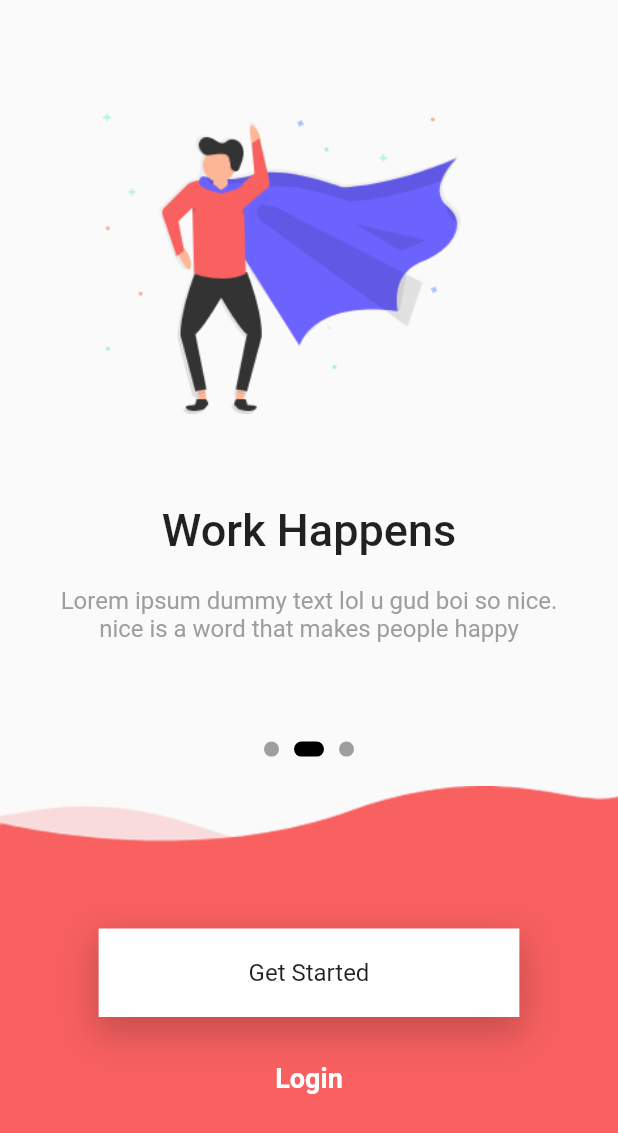
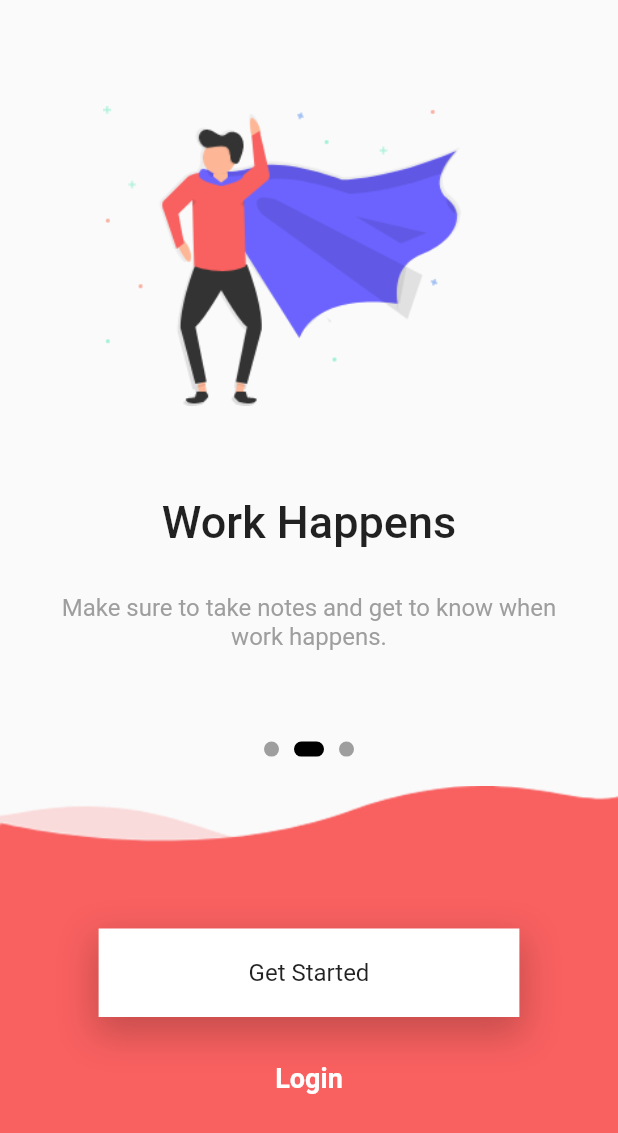
Before and after one commit to nickysantano/youplanner, a Flutter app: the screen it shows after launch, swiped to page 2, on a phone screen of 412 x 824 dp. Shown: the top 1133 px of the screen. Run offline on Flutter 3.47's test engine with Material 2 defaults, Android fonts, the phone set to English and light mode, and no system bars; our stand-ins replace cloud_firestore, email_validator, equatable, firebase_auth, firebase_core, firebase_messaging and 7 more; missing offline and left inert: firebase_helpers; accounts and stored records are empty; Roboto replaces fonts that are missing (avenir).

Commit message:
onboard dunzo

```diff
--- a/lib/models/users.dart
+++ b/lib/models/users.dart
@@ -5,6 +5,8 @@ class Users extends Equatable{
   final String name;
   final String email;
   final String password;
+  final String imagePath;
+  final String description;
   final String createdAt;
   final String updatedAt;
 
@@ -13,6 +15,8 @@ class Users extends Equatable{
     this.name,
     this.email,
     this.password,
+    this.imagePath,
+    this.description,
     this.createdAt,
     this.updatedAt,
   );
@@ -23,6 +27,8 @@ class Users extends Equatable{
     name,
     email,
     password,
+    imagePath,
+    description,
     createdAt,
     updatedAt
   ];
--- a/lib/services/activity_services.dart
+++ b/lib/services/activity_services.dart
@@ -13,7 +13,7 @@ class ActivityServices{
       msg: msg,
       toastLength: Toast.LENGTH_SHORT,
       gravity: ToastGravity.BOTTOM,
-      backgroundColor: Colors.amberAccent,
+      backgroundColor: Color(0xFFf96060),
       textColor: Colors.white,
       fontSize: 14,
     );
@@ -25,7 +25,7 @@ class ActivityServices{
       width: double.infinity,
       height: double.infinity,
       color: Colors.white,
-      child: SpinKitFadingCircle(
+      child: SpinKitSpinningCircle(
         size: 50,
         color: Color(0xFFf96060),
       ),
--- a/lib/services/auth_services.dart
+++ b/lib/services/auth_services.dart
@@ -6,7 +6,7 @@
       FirebaseFirestore.instance.collection("users");
   static DocumentReference userDoc;
 
-  static Future<String> signUp(Users users) async {
+  static Future<String> signUp(Users users, PickedFile imgFile) async {
     await Firebase.initializeApp();
     String dateNow = ActivityServices.dateNow();
     String uid = "";
@@ -24,6 +24,8 @@
       'name': users.name,
       'email': users.email,
       'password': users.password,
+      'imagePath': users.imagePath,
+      'description':users.description,
       'token': token,
       'isOn': '0',
       'createdAt': dateNow,
--- a/lib/services/services.dart
+++ b/lib/services/services.dart
@@ -5,6 +5,7 @@ import 'package:firebase_messaging/firebase_messaging.dart';
 import 'package:flutter/material.dart';
 import 'package:flutter_spinkit/flutter_spinkit.dart';
 import 'package:fluttertoast/fluttertoast.dart';
+import 'package:image_picker/image_picker.dart';
 import 'package:intl/intl.dart';
 import 'package:youplanner/models/models.dart';
 
--- a/lib/ui/pages/onboarding.dart
+++ b/lib/ui/pages/onboarding.dart
@@ -41,9 +41,9 @@ class _OnboardingState extends State<Onboarding> with TickerProviderStateMixin{
                 child: PageView(
                   controller: _pageController,
                   children: [
-                    onBoardPage("onboard1", "Welcome to YouPlanner"),
-                    onBoardPage("onboard2", "Work Happens"),
-                    onBoardPage("onboard3", "Task and Assign your video plans"),
+                    onBoardPage("onboard1", "Welcome to YouPlanner", "Whats going to happen tomorrow?"),
+                    onBoardPage("onboard2", "Work Happens", "Make sure to take notes and get to know when work happens."),
+                    onBoardPage("onboard3", "Assign your video plans", "Task and assign your video ideas for a better workflow."),
                   ],
                   onPageChanged: (value)=>{setCurrentPage(value)},
                 ),
@@ -129,7 +129,7 @@ class _OnboardingState extends State<Onboarding> with TickerProviderStateMixin{
       ),
     );
   }
-  Column onBoardPage(String img, String title){
+  Column onBoardPage(String img, String title, String desc){
     return Column(
       mainAxisAlignment: MainAxisAlignment.center,
       children: [
@@ -162,16 +162,32 @@ class _OnboardingState extends State<Onboarding> with TickerProviderStateMixin{
           )
         ),
 
+        SizedBox(
+          height: 10,
+        ),
+
         Container(
           padding: EdgeInsets.symmetric(vertical: 10, horizontal: 40),
           child: Text(
-            'Lorem ipsum dummy text lol u gud boi so nice. nice is a word that makes people happy',
+            desc,
             style: TextStyle(
               fontSize: 16,
               color: Colors.grey
-            ),textAlign: TextAlign.center,
-          ),
-        )
+            ),
+            textAlign: TextAlign.center,
+          )
+        ),
+
+        // Container(
+        //   padding: EdgeInsets.symmetric(vertical: 10, horizontal: 40),
+        //   child: Text(
+        //     'Lorem ipsum dummy text lol u gud boi so nice. nice is a word that makes people happy',
+        //     style: TextStyle(
+        //       fontSize: 16,
+        //       color: Colors.grey
+        //     ),textAlign: TextAlign.center,
+        //   ),
+        // )
 
       ],
     );
--- a/lib/ui/pages/pages.dart
+++ b/lib/ui/pages/pages.dart
@@ -12,6 +12,7 @@ import 'package:flutter/cupertino.dart';
 import 'package:flutter/material.dart';
 import 'package:flutter_form_builder/flutter_form_builder.dart';
 import 'package:fluttertoast/fluttertoast.dart';
+import 'package:image_picker/image_picker.dart';
 import 'package:intl/intl.dart';
 import 'package:page_transition/page_transition.dart';
 import 'package:table_calendar/table_calendar.dart';
@@ -28,6 +29,7 @@ import 'dart:math' as math;
 import 'package:youplanner/ui/pages/stopwatch/classes/dependencies.dart';
 import 'package:youplanner/ui/pages/stopwatch/screen/main_screen_landscape.dart';
 import 'package:youplanner/ui/pages/stopwatch/screen/main_screen_portrait.dart';
+import 'package:youplanner/ui/widgets/widgets.dart';
 
 
 part 'login.dart';
--- a/lib/ui/pages/register.dart
+++ b/lib/ui/pages/register.dart
@@ -13,6 +13,7 @@ class _RegisterState extends State<Register> {
   final ctrlPass = TextEditingController();
   bool isVisible = true;
   bool isLoading = false;
+  PickedFile imageFile;
 
   @override
   Widget build(BuildContext context) {
@@ -140,8 +141,8 @@ class _RegisterState extends State<Register> {
                                     isLoading = true;
                                   });
                                   Users users = new Users("", ctrlName.text,
-                                      ctrlEmail.text, ctrlPass.text, "", "");
-                                  await AuthServices.signUp(users)
+                                      ctrlEmail.text, ctrlPass.text, "", "no description.", "", "");
+                                  await AuthServices.signUp(users, imageFile)
                                       .then((value) {
                                     if (value == "success") {
                                       setState(() {
--- a/lib/ui/pages/stopwatch/screen/main_screen_landscape.dart
+++ b/lib/ui/pages/stopwatch/screen/main_screen_landscape.dart
@@ -89,7 +89,7 @@ class MainScreenLandscapeState extends State<MainScreenLandscape> {
                                       widget.dependencies.savedTimeList
                                           .elementAt(index)),
                                   style: TextStyle(
-                                    fontSize: 20.0,
+                                    fontSize: 10.0,
                                   ),
                                 )),
                           );
--- a/lib/ui/widgets/widgets.dart
+++ b/lib/ui/widgets/widgets.dart
@@ -4,3 +4,4 @@ import 'package:youplanner/ui/pages/stopwatch/classes/current_time.dart';
 import 'package:youplanner/ui/pages/stopwatch/classes/dependencies.dart';
 
 part 'timer_clock.dart';
+part 'profile_widget.dart';
--- a/pubspec.yaml
+++ b/pubspec.yaml
@@ -30,6 +30,7 @@ dependencies:
   firebase_auth: ^1.1.3
   firebase_core: ^1.0.3
   firebase_helpers: ^0.3.1
+  firebase_image: ^1.0.1
   firebase_messaging: ^9.1.2
   firebase_storage: ^8.0.3
   flutter_form_builder: ^6.0.0
@@ -39,7 +40,7 @@ dependencies:
   flutter_swiper: ^1.1.6
   fluttertoast: ^7.1.8
   google_fonts: ^2.0.0
-  image_picker: ^0.7.4
+  image_picker: ^0.7.5
   intl: ^0.17.0
   page_transition: ^2.0.2
   table_calendar: ^2.3.1
```
Also changed, not shown: lib/ui/widgets/profile_widget.dart (added, +41 -0 lines), pubspec.lock.
